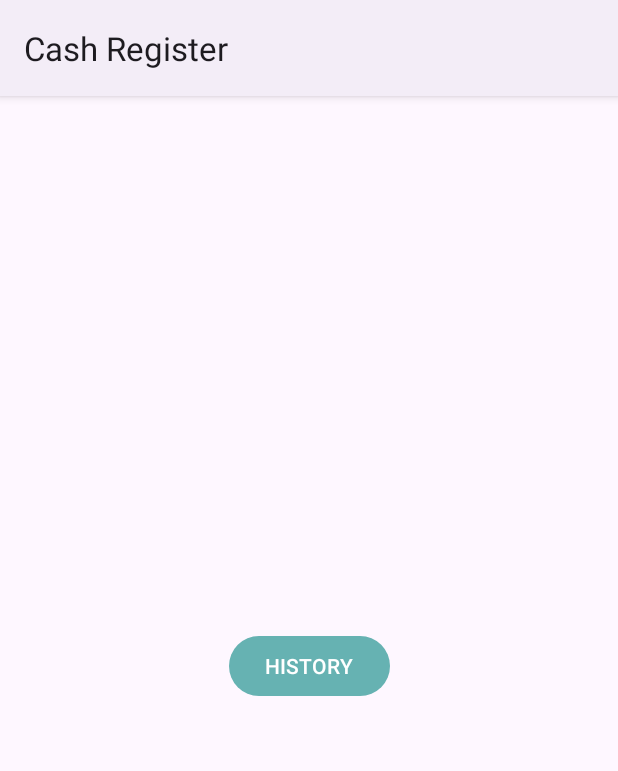
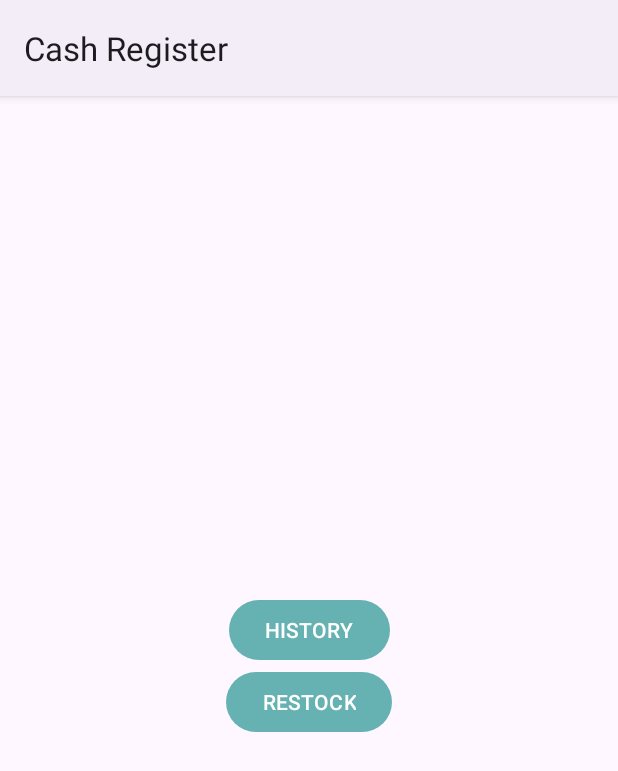
Before and after one commit to ritikabhargava06/CashRegisterAssignment2Ritika, an Android app: the screen it shows after launch (ManagerActivity), after a tap on "MANAGER", on a phone screen of 412 x 824 dp. Shown: the top 771 px of the screen. Run offline under Robolectric (Android 15) with nearby library versions, the phone set to English and light mode, and no system bars.

Commit message:
Part2 restock commit

```diff
--- a/app/src/main/java/com/example/cashregisterassignment2ritika/HistoryListActivity.java
+++ b/app/src/main/java/com/example/cashregisterassignment2ritika/HistoryListActivity.java
@@ -24,7 +24,7 @@ public class HistoryListActivity extends AppCompatActivity {
             @Override
             public void onItemClick(AdapterView<?> parent, View view, int position, long id) {
                 Intent detailsIntent = new Intent(HistoryListActivity.this,HistroyDetailsActivity.class);
-                detailsIntent.putExtra("selectedPosition",position);
+                detailsIntent.putExtra(getResources().getString(R.string.selected_position_extras_key),position);
                 startActivity(detailsIntent);
             }
         });
--- a/app/src/main/java/com/example/cashregisterassignment2ritika/HistroyDetailsActivity.java
+++ b/app/src/main/java/com/example/cashregisterassignment2ritika/HistroyDetailsActivity.java
@@ -14,7 +14,7 @@ public class HistroyDetailsActivity extends AppCompatActivity {
         setContentView(R.layout.activity_histroy_details);
 
         detailsTextView = findViewById(R.id.historyDetailTextView);
-        int index = getIntent().getExtras().getInt("selectedPosition");
+        int index = getIntent().getExtras().getInt(getResources().getString(R.string.selected_position_extras_key));
         PurchaseHistory selectedHistoryObject = ((MyApp)getApplication()).getPurchaseHistoryArrayList().get(index);
         String detailString = "Product: "+ selectedHistoryObject.getPurchasedItemName()+"\nPrice: "+ selectedHistoryObject.getPurchasedTotalPrice()+"\nPurchase Date: "+ selectedHistoryObject.getDate();
         detailsTextView.setText(detailString);
--- a/app/src/main/java/com/example/cashregisterassignment2ritika/ItemsBaseAdapter.java
+++ b/app/src/main/java/com/example/cashregisterassignment2ritika/ItemsBaseAdapter.java
@@ -29,7 +29,7 @@ public class ItemsBaseAdapter extends BaseAdapter {
     @Override
     public int getCount() {
         int count=0;
-        if( context.getClass() == MainActivity.class){
+        if( context.getClass() == MainActivity.class|| context.getClass() == RestockActivity.class){
             count= itemsList.size();
         }else if (context.getClass() == HistoryListActivity.class){
             count = historyList.size();
@@ -39,7 +39,7 @@ public class ItemsBaseAdapter extends BaseAdapter {
 
     @Override
     public Object getItem(int position) {
-        if( context.getClass() == MainActivity.class){
+        if( context.getClass() == MainActivity.class|| context.getClass() == RestockActivity.class){
             return itemsList.get(position);
         }else if (context.getClass() == HistoryListActivity.class){
             return historyList.get(position);
@@ -60,7 +60,7 @@ public class ItemsBaseAdapter extends BaseAdapter {
         TextView itemPriceOrQuantity = itemRowView.findViewById(R.id.itemRowPriceORQuantity);
         TextView itemQuantityOrTotal = itemRowView.findViewById(R.id.itemRowQuantityOrTotal);
 
-       if( context.getClass() == MainActivity.class){
+       if( context.getClass() == MainActivity.class|| context.getClass() == RestockActivity.class){
            itemName.setText(itemsList.get(position).getItemName());
            itemPriceOrQuantity.setText(String.valueOf(itemsList.get(position).getItemPrice()));
            itemQuantityOrTotal.setText(String.valueOf(itemsList.get(position).getItemQuantity()));
--- a/app/src/main/java/com/example/cashregisterassignment2ritika/ManagerActivity.java
+++ b/app/src/main/java/com/example/cashregisterassignment2ritika/ManagerActivity.java
@@ -10,11 +10,13 @@ import android.widget.Button;
 public class ManagerActivity extends AppCompatActivity {
 
     Button bHistory;
+    Button bRestock;
     @Override
     protected void onCreate(Bundle savedInstanceState) {
         super.onCreate(savedInstanceState);
         setContentView(R.layout.activity_manager);
         bHistory = findViewById(R.id.historyButton);
+        bRestock = findViewById(R.id.restockButton);
 
         bHistory.setOnClickListener(new View.OnClickListener() {
             @Override
@@ -23,5 +25,13 @@ public class ManagerActivity extends AppCompatActivity {
                 startActivity(historyListIntent);
             }
         });
+
+        bRestock.setOnClickListener(new View.OnClickListener() {
+            @Override
+            public void onClick(View v) {
+                Intent restockIntent = new Intent(ManagerActivity.this, RestockActivity.class);
+                startActivity(restockIntent);
+            }
+        });
     }
 }
--- a/app/src/main/res/layout/activity_main.xml
+++ b/app/src/main/res/layout/activity_main.xml
@@ -22,7 +22,7 @@
         android:id="@+id/managerButton"
         android:layout_width="wrap_content"
         android:layout_height="wrap_content"
-        android:text="MANAGER"
+        android:text="@string/manager_button_text"
         android:layout_marginEnd="@dimen/margin_20"
         app:layout_constraintTop_toTopOf="parent"
         app:layout_constraintStart_toEndOf="@id/selectedProductTextView"
@@ -42,7 +42,6 @@
         app:layout_constraintStart_toEndOf="@id/quantityTextView"
         android:layout_marginEnd="@dimen/margin_20"
         app:layout_constraintHorizontal_chainStyle="spread_inside"
-
         />
 
     <TextView
@@ -179,7 +178,7 @@
         android:id="@+id/buyButton"
         android:layout_width="wrap_content"
         android:layout_height="@dimen/match_constraint"
-        android:text="BUY"
+        android:text="@string/buy_button_text"
         app:layout_constraintEnd_toEndOf="parent"
         app:layout_constraintStart_toEndOf="@id/numbersTableLayout"
         app:layout_constraintTop_toTopOf="@id/numbersTableLayout"
--- a/app/src/main/res/layout/activity_manager.xml
+++ b/app/src/main/res/layout/activity_manager.xml
@@ -10,11 +10,24 @@
         android:id="@+id/historyButton"
         android:layout_width="wrap_content"
         android:layout_height="wrap_content"
-        android:text="HISTORY"
+        android:text="@string/history_button_text"
+        app:layout_constraintStart_toStartOf="parent"
+        app:layout_constraintEnd_toEndOf="parent"
+        app:layout_constraintBottom_toTopOf="@id/restockButton"
+        app:layout_constraintTop_toTopOf="parent"
+        app:layout_constraintVertical_chainStyle="packed"
+        />
+
+    <Button
+        android:id="@+id/restockButton"
+        android:layout_width="wrap_content"
+        android:layout_height="wrap_content"
+        android:text="@string/restock_button_text"
         app:layout_constraintStart_toStartOf="parent"
         app:layout_constraintEnd_toEndOf="parent"
         app:layout_constraintBottom_toBottomOf="parent"
-        app:layout_constraintTop_toTopOf="parent"
+        app:layout_constraintTop_toBottomOf="@id/historyButton"
+        app:layout_constraintVertical_chainStyle="packed"
         />
 
 </androidx.constraintlayout.widget.ConstraintLayout>
--- a/app/src/main/res/values/strings.xml
+++ b/app/src/main/res/values/strings.xml
@@ -13,4 +13,18 @@
     <string name="button9_text">9</string>
     <string name="buttonClear_text">C</string>
     <string name="button0_text">0</string>
+    <string name="manager_button_text">MANAGER</string>
+    <string name="buy_button_text">BUY</string>
+    <string name="history_button_text">HISTORY</string>
+    <string name="restock_button_text">RESTOCK</string>
+    <string name="ok_button_text">OK</string>
+    <string name="cancel_button_text">CANCEL</string>
+    <string name="all_fields_required_toast_message">All fields are required</string>
+    <string name="out_of_stock_toast_message">No enough quantity in Stock!!</string>
+    <string name="thank_you_toast_message">Thank You for your purchase</string>
+    <string name="date_format_string">yyyy/MM/dd HH:mm:ss</string>
+    <string name="item_name_saved_instance_key">selectedItemName</string>
+    <string name="item_quantity_saved_instance_key">selectedQuantity</string>
+    <string name="total_amount_saved_instance_key">totalAmount</string>
+    <string name="selected_position_extras_key">selectedPosition</string>
 </resources>
```
Also changed, not shown: app/src/main/AndroidManifest.xml (+8 -1 lines), app/src/main/java/com/example/cashregisterassignment2ritika/MainActivity.java (+17 -12 lines), app/src/main/java/com/example/cashregisterassignment2ritika/RestockActivity.java (added, +66 -0 lines), app/src/main/res/layout/activity_restock.xml (added, +69 -0 lines).
